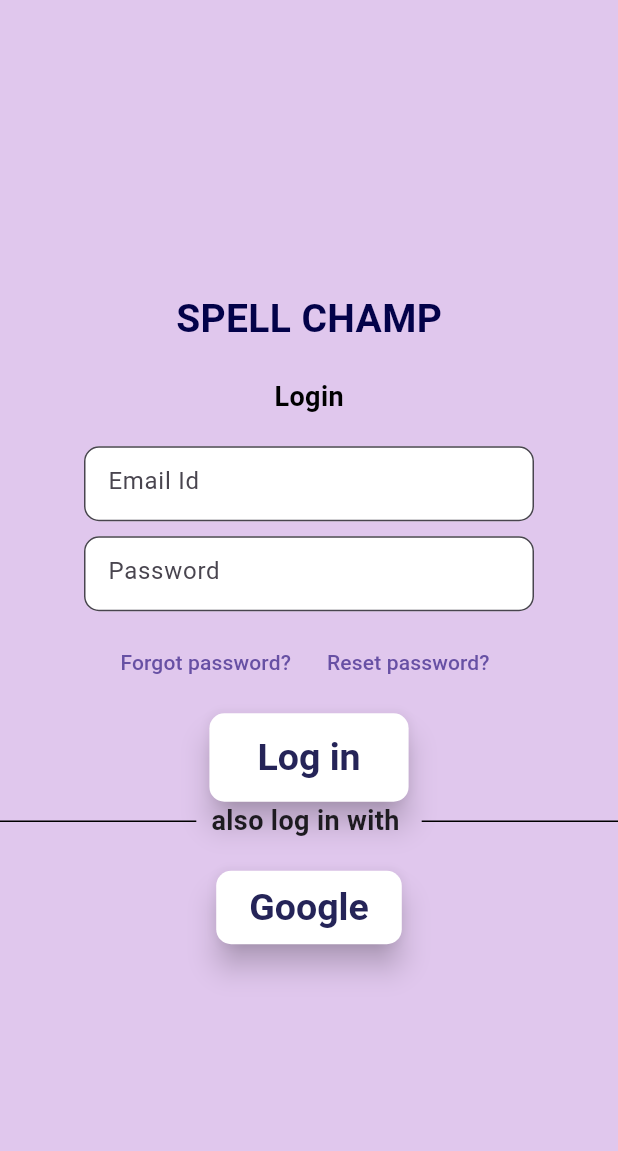
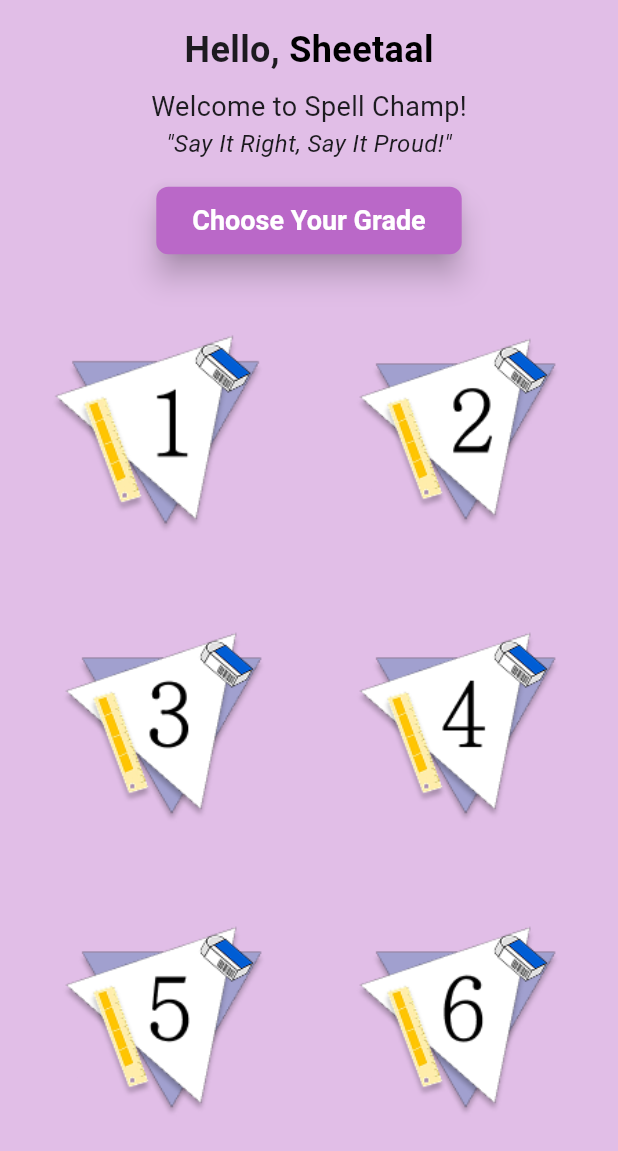
Before and after one commit to PavanCodes05/Spell-Champ-Frontend, a Flutter app: the LoginScreen screen opened directly, after a tap on "Log in", on a phone screen of 412 x 824 dp. Shown: the top 1151 px of the screen. Run offline on Flutter 3.47's test engine with Material 3 defaults, Android fonts, the phone set to English and light mode, and no system bars.

Commit message:
Spell-Champ-Frontend

```diff
--- /dev/null
+++ b/lib/presentation/auth/pages/gradeselection.dart
@@ -0,0 +1,113 @@
+import 'package:flutter/material.dart';
+
+void main() {
+  runApp(SpellChampApp());
+}
+
+class SpellChampApp extends StatelessWidget {
+  @override
+  Widget build(BuildContext context) {
+    return MaterialApp(
+      debugShowCheckedModeBanner: false,
+      home: GradeSelectionScreen(),
+    );
+  }
+}
+
+class GradeSelectionScreen extends StatelessWidget {
+  @override
+  Widget build(BuildContext context) {
+    return Scaffold(
+      backgroundColor: Colors.purple[100], // Background color
+      body: SafeArea(
+        child: Padding(
+          padding: const EdgeInsets.all(16.0),
+          child: Column(
+            crossAxisAlignment: CrossAxisAlignment.center,
+            children: [
+              // Greeting Text
+              Text.rich(
+                TextSpan(
+                  children: [
+                    TextSpan(
+                      text: "Hello, ",
+                      style: TextStyle(
+                        fontSize: 24,
+                        fontWeight: FontWeight.bold,
+                      ),
+                    ),
+                    TextSpan(
+                      text: "Sheetaal",
+                      style: TextStyle(
+                        fontSize: 24,
+                        fontWeight: FontWeight.bold,
+                        color: Colors.black,
+                      ),
+                    ),
+                  ],
+                ),
+              ),
+              SizedBox(height: 8),
+              Text(
+                "Welcome to Spell Champ!",
+                style: TextStyle(fontSize: 18),
+              ),
+              Text(
+                '"Say It Right, Say It Proud!"',
+                style: TextStyle(fontSize: 16, fontStyle: FontStyle.italic),
+              ),
+              SizedBox(height: 16),
+
+              // Button
+              ElevatedButton(
+                style: ElevatedButton.styleFrom(
+                  backgroundColor: Colors.purple[300],
+                  shape: RoundedRectangleBorder(
+                    borderRadius: BorderRadius.circular(8),
+                  ),
+                  padding: EdgeInsets.symmetric(horizontal: 24, vertical: 12),
+                ),
+                onPressed: () {},
+                child: Text(
+                  "Choose Your Grade",
+                  style: TextStyle(fontSize: 18, color: Colors.white),
+                ),
+              ),
+              SizedBox(height: 16),
+
+              // Grid of Grades
+              Expanded(
+                child: GridView.builder(
+                  gridDelegate: SliverGridDelegateWithFixedCrossAxisCount(
+                    crossAxisCount: 2, // Two columns
+                    crossAxisSpacing: 12,
+                    mainAxisSpacing: 12,
+                  ),
+                  itemCount: 12,
+                  itemBuilder: (context, index) {
+                    return GradeTile(grade: index + 1);
+                  },
+                ),
+              ),
+            ],
+          ),
+        ),
+      ),
+    );
+  }
+}
+
+// Grade Tile with No Borders
+class GradeTile extends StatelessWidget {
+  final int grade;
+
+  GradeTile({required this.grade});
+
+  @override
+  Widget build(BuildContext context) {
+    return Image.asset(
+      'assets/images/grade_$grade.png', // Dynamic Image
+      fit: BoxFit.contain,
+    );
+  }
+}
--- a/lib/presentation/auth/pages/login_screen.dart
+++ b/lib/presentation/auth/pages/login_screen.dart
@@ -1,7 +1,9 @@
 import 'package:flutter/material.dart';
 import 'package:spell_champ_frontend/core/configs/theme/app_colors.dart';
 import 'package:spell_champ_frontend/presentation/auth/pages/forgot_password.dart';
+import 'package:spell_champ_frontend/presentation/auth/pages/gradeselection.dart';
 import 'package:spell_champ_frontend/presentation/auth/pages/reset_password.dart';
+
 
 class LoginScreen extends StatelessWidget {
   const LoginScreen({super.key});
@@ -9,56 +11,49 @@ class LoginScreen extends StatelessWidget {
   @override
   Widget build(BuildContext context) {
     return Scaffold(
-
-      body:Center(
+      body: Center(
         child: Column(
           mainAxisAlignment: MainAxisAlignment.center,
           children: [
-
-
             const Text(
               "SPELL CHAMP",
               style: TextStyle(
                 fontSize: 26,
                 fontWeight: FontWeight.bold,
-                color: AppColors.spellchamp
+                color: AppColors.spellchamp,
               ),
             ),
-            const SizedBox(height: 20), //Space below login label
+            const SizedBox(height: 20), // Space below login label
 
-            const Text("Login",       //page title
+            const Text(
+              "Login", // Page title
               style: TextStyle(
                 fontSize: 18,
                 fontWeight: FontWeight.bold,
-            color: Colors.black
+                color: Colors.black,
               ),
             ),
             const SizedBox(height: 20),
 
+            // Email TextField
             SizedBox(
-            width:300,
+              width: 300,
               height: 50,
-
-
-
-             child: TextField(decoration: InputDecoration(
+              child: TextField(
+                decoration: InputDecoration(
                   filled: true,
                   fillColor: Colors.white,
-
-
-
-              //const CustomTextField
                   hintText: "Email Id",
                   border: OutlineInputBorder(
                     borderRadius: BorderRadius.circular(10),
-                borderSide: BorderSide(color: Colors.black),
+                    borderSide: const BorderSide(color: Colors.black),
                   ),
                 ),
               ),
             ),
-        const SizedBox(
-              height: 10),
+            const SizedBox(height: 10),
 
+            // Password TextField
             SizedBox(
               width: 300,
               height: 50,
@@ -67,23 +62,22 @@ class LoginScreen extends StatelessWidget {
                 decoration: InputDecoration(
                   filled: true,
                   fillColor: Colors.white,
-
-
-
-              hintText:"Password",
+                  hintText: "Password",
                   border: OutlineInputBorder(
                     borderRadius: BorderRadius.circular(10),
-                borderSide: BorderSide(color: Colors.white),
+                    borderSide: const BorderSide(color: Colors.white),
                   ),
                 ),
               ),
             ),
-            const SizedBox(
-              height: 10,
-            ),
-            Row(mainAxisAlignment: MainAxisAlignment.center,
+            const SizedBox(height: 10),
+
+            // Forgot Password & Reset Password Row
+            Row(
+              mainAxisAlignment: MainAxisAlignment.center,
               children: [
-                  Expanded(child: Align(
+                Expanded(
+                  child: Align(
                     alignment: Alignment.centerRight,
                     child: TextButton(
                       onPressed: () {
@@ -92,16 +86,12 @@ class LoginScreen extends StatelessWidget {
                           MaterialPageRoute(builder: (context) => const ForgotPasswordPage()),
                         );
                       },
-
-                       //Forgot password logic
-                      child: const Text('Forgot password?'
-
+                      child: const Text('Forgot password?'),
                     ),
                   ),
                 ),
-                  ),
-              // Forgot password logic
-                  Expanded(child: Align(
+                Expanded(
+                  child: Align(
                     alignment: Alignment.centerLeft,
                     child: TextButton(
                       onPressed: () {
@@ -110,60 +100,60 @@ class LoginScreen extends StatelessWidget {
                           MaterialPageRoute(builder: (context) => const ResetPasswordPage()),
                         );
                       },
-                    // Reset password logic
-                  child: const Text('Reset password?'
+                      child: const Text('Reset password?'),
                     ),
                   ),
                 ),
-          ),
-        // Reset password logic
               ],
             ),
             const SizedBox(height: 10),
+
+            // Login Button (Navigate to Grade Selection Page)
             ElevatedButton(
               onPressed: () {
-                // Login logic
+                Navigator.pushReplacement(
+                  context,
+                  MaterialPageRoute(builder: (context) =>  GradeSelectionScreen()),
+                );
               },
               child: const Padding(
-
                 padding: EdgeInsets.symmetric(horizontal: 10, vertical: 5),
                 child: Text('Log in'),
               ),
             ),
-            Row (
+
+            // Divider for Google Login
+            Row(
               children: [
                 Expanded(
-            child: Divider(
-              color:Colors.black,
-              thickness: 1,
+                  child: Divider(color: Colors.black, thickness: 1),
                 ),
-         ),
-         Padding(
-          padding:EdgeInsets.symmetric(horizontal:10),
-          child:Text(
+                const Padding(
+                  padding: EdgeInsets.symmetric(horizontal: 10),
+                  child: Text(
                     "also log in with ",
-            style: TextStyle(fontSize:18,fontWeight: FontWeight.bold),
+                    style: TextStyle(fontSize: 18, fontWeight: FontWeight.bold),
                   ),
                 ),
                 Expanded(
-          child: Divider(
-            color: Colors.black,
-            thickness:1
-          ),
+                  child: Divider(color: Colors.black, thickness: 1),
                 ),
               ],
             ),
-           SizedBox(height: 20),
+            const SizedBox(height: 20),
 
+            // Google Login Button
             Column(
               children: [
-              ElevatedButton(onPressed: () {},
-               child: Text('Google'))
-            ],
-           )
+                ElevatedButton(
+                  onPressed: () {},
+                  child: const Text('Google'),
+                ),
               ],
             ),
-      )
+          ],
+        ),
+      ),
     );
   }
 }
--- a/lib/presentation/auth/pages/signup_screen.dart
+++ b/lib/presentation/auth/pages/signup_screen.dart
@@ -1,4 +1,6 @@
 import 'package:flutter/material.dart';
+import 'package:spell_champ_frontend/presentation/auth/pages/gradeselection.dart';
+
 
 void main() {
   runApp(
@@ -17,7 +19,7 @@ class SignupScreen extends StatefulWidget {
 }
 
 class _SignupScreenState extends State<SignupScreen> {
-  final _formKey = GlobalKey<FormState>(); // ✅ Add FormKey for validation
+  final _formKey = GlobalKey<FormState>();
 
   @override
   Widget build(BuildContext context) {
@@ -46,7 +48,7 @@ class _SignupScreenState extends State<SignupScreen> {
             Padding(
               padding: EdgeInsets.symmetric(horizontal: 10),
               child: Form(
-                key: _formKey, // ✅ Assign the FormKey
+                key: _formKey,
                 child: Column(
                   children: [
                     SizedBox(
@@ -65,7 +67,6 @@ class _SignupScreenState extends State<SignupScreen> {
                             borderSide: BorderSide(color: Colors.black),
                           ),
                         ),
-                        onChanged: (String value) {},
                         validator: (value) {
                           if (value == null || value.isEmpty) {
                             return "Please enter your name";
@@ -129,8 +130,11 @@ class _SignupScreenState extends State<SignupScreen> {
                     ElevatedButton(
                       onPressed: () {
                         if (_formKey.currentState!.validate()) {
-                          // Perform signup action
-                          print("Signup successful");
+                          // Navigate to Grade Selection Page
+                          Navigator.push(
+                            context,
+                            MaterialPageRoute(builder: (context) =>  GradeSelectionScreen()),
+                          );
                         }
                       },
                       child: Text("Signup"),
```
Also changed, not shown: pubspec.yaml (+12 -1 lines), assets/images/grade_1.png (added), assets/images/grade_10.png (added), assets/images/grade_11.png (added), assets/images/grade_12.png (added), assets/images/grade_2.png (added), assets/images/grade_3.png (added), assets/images/grade_4.png (added), assets/images/grade_5.png (added), assets/images/grade_6.png (added), assets/images/grade_7.png (added), assets/images/grade_8.png (added), assets/images/grade_9.png (added). Lines whose indentation alone changed are shown as unchanged.
